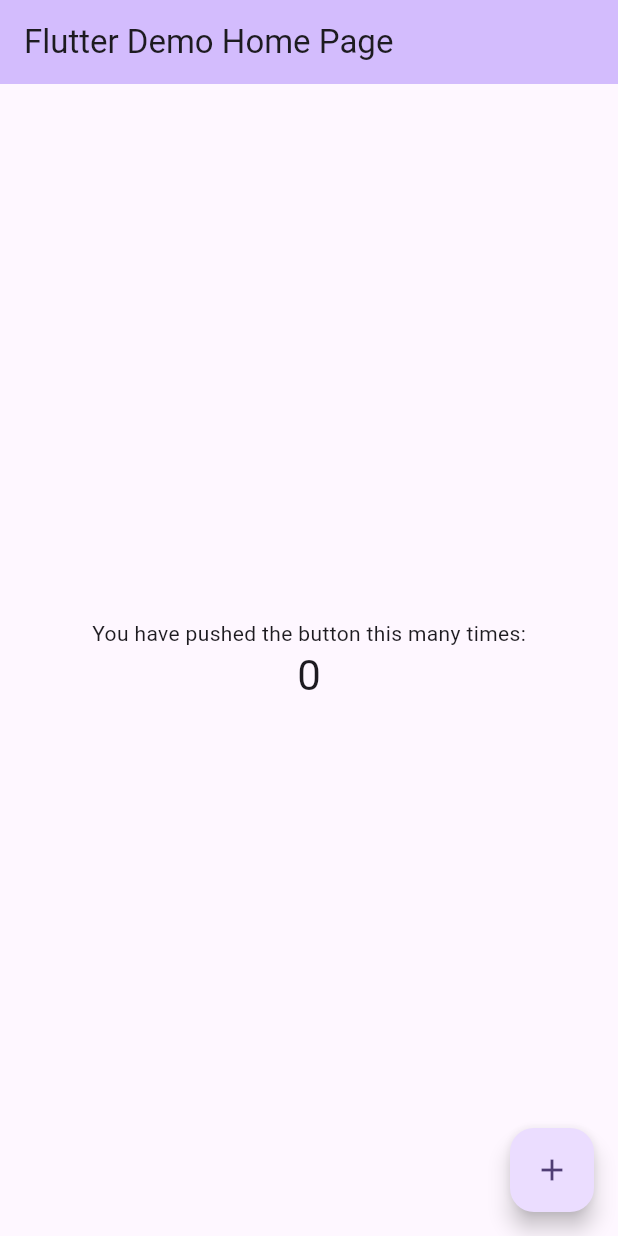
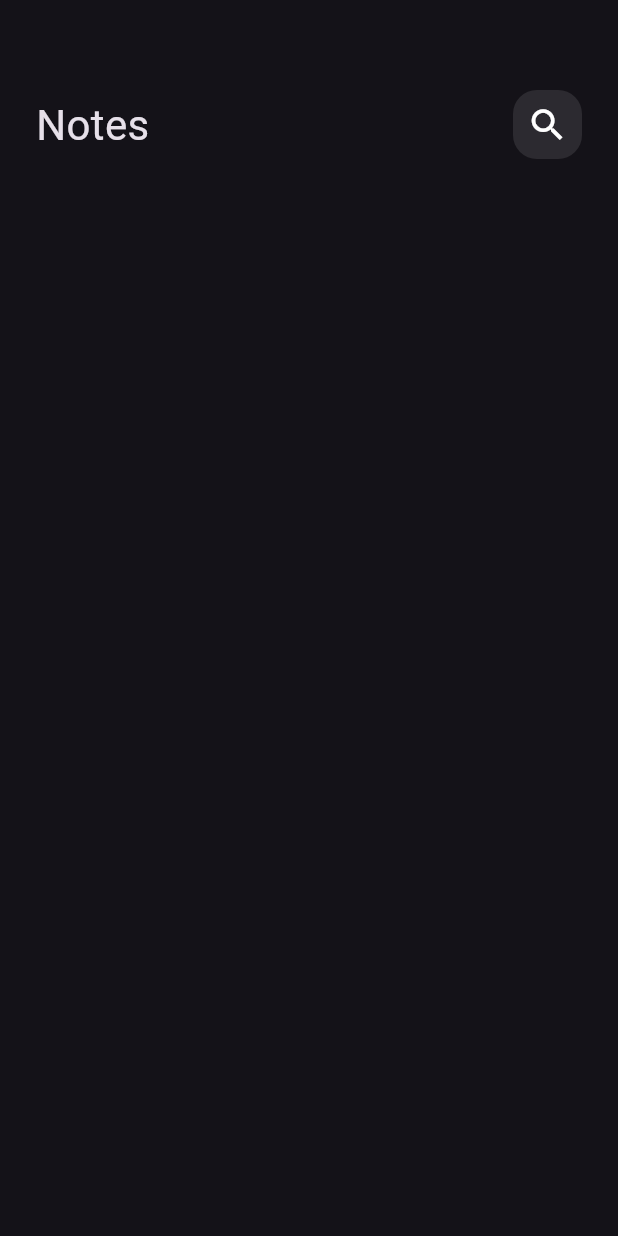
Before and after one commit to AhmedMahmoud221/notes_app, a Flutter app: the screen it shows after launch, on a phone screen of 412 x 824 dp. Run offline on Flutter 3.47's test engine with Material 3 defaults, Android fonts, the phone set to English and light mode, and no system bars.

Commit message:
Refactor app structure: replace MyApp with NotesApp, add NotesView, CustomAppBar, and NotesViewBody components

```diff
--- a/lib/main.dart
+++ b/lib/main.dart
@@ -1,122 +1,22 @@
 import 'package:flutter/material.dart';
+import 'package:notes_app/views/notes_view.dart';
 
 void main() {
-  runApp(const MyApp());
+  runApp(const NotesApp());
 }
 
-class MyApp extends StatelessWidget {
-  const MyApp({super.key});
 
-  // This widget is the root of your application.
+class NotesApp extends StatelessWidget {
+  const NotesApp({super.key});
+
   @override
   Widget build(BuildContext context) {
     return MaterialApp(
-      title: 'Flutter Demo',
-      theme: ThemeData(
-        // This is the theme of your application.
-        //
-        // TRY THIS: Try running your application with "flutter run". You'll see
-        // the application has a purple toolbar. Then, without quitting the app,
-        // try changing the seedColor in the colorScheme below to Colors.green
-        // and then invoke "hot reload" (save your changes or press the "hot
-        // reload" button in a Flutter-supported IDE, or press "r" if you used
-        // the command line to start the app).
-        //
-        // Notice that the counter didn't reset back to zero; the application
-        // state is not lost during the reload. To reset the state, use hot
-        // restart instead.
-        //
-        // This works for code too, not just values: Most code changes can be
-        // tested with just a hot reload.
-        colorScheme: ColorScheme.fromSeed(seedColor: Colors.deepPurple),
+      debugShowCheckedModeBanner: false,
+      theme: ThemeData(brightness: Brightness.dark),
+      home: const NotesView(
+
       ),
-      home: const MyHomePage(title: 'Flutter Demo Home Page'),
     );
   }
 }
-
-class MyHomePage extends StatefulWidget {
-  const MyHomePage({super.key, required this.title});
-
-  // This widget is the home page of your application. It is stateful, meaning
-  // that it has a State object (defined below) that contains fields that affect
-  // how it looks.
-
-  // This class is the configuration for the state. It holds the values (in this
-  // case the title) provided by the parent (in this case the App widget) and
-  // used by the build method of the State. Fields in a Widget subclass are
-  // always marked "final".
-
-  final String title;
-
-  @override
-  State<MyHomePage> createState() => _MyHomePageState();
-}
-
-class _MyHomePageState extends State<MyHomePage> {
-  int _counter = 0;
-
-  void _incrementCounter() {
-    setState(() {
-      // This call to setState tells the Flutter framework that something has
-      // changed in this State, which causes it to rerun the build method below
-      // so that the display can reflect the updated values. If we changed
-      // _counter without calling setState(), then the build method would not be
-      // called again, and so nothing would appear to happen.
-      _counter++;
-    });
-  }
-
-  @override
-  Widget build(BuildContext context) {
-    // This method is rerun every time setState is called, for instance as done
-    // by the _incrementCounter method above.
-    //
-    // The Flutter framework has been optimized to make rerunning build methods
-    // fast, so that you can just rebuild anything that needs updating rather
-    // than having to individually change instances of widgets.
-    return Scaffold(
-      appBar: AppBar(
-        // TRY THIS: Try changing the color here to a specific color (to
-        // Colors.amber, perhaps?) and trigger a hot reload to see the AppBar
-        // change color while the other colors stay the same.
-        backgroundColor: Theme.of(context).colorScheme.inversePrimary,
-        // Here we take the value from the MyHomePage object that was created by
-        // the App.build method, and use it to set our appbar title.
-        title: Text(widget.title),
-      ),
-      body: Center(
-        // Center is a layout widget. It takes a single child and positions it
-        // in the middle of the parent.
-        child: Column(
-          // Column is also a layout widget. It takes a list of children and
-          // arranges them vertically. By default, it sizes itself to fit its
-          // children horizontally, and tries to be as tall as its parent.
-          //
-          // Column has various properties to control how it sizes itself and
-          // how it positions its children. Here we use mainAxisAlignment to
-          // center the children vertically; the main axis here is the vertical
-          // axis because Columns are vertical (the cross axis would be
-          // horizontal).
-          //
-          // TRY THIS: Invoke "debug painting" (choose the "Toggle Debug Paint"
-          // action in the IDE, or press "p" in the console), to see the
-          // wireframe for each widget.
-          mainAxisAlignment: MainAxisAlignment.center,
-          children: <Widget>[
-            const Text('You have pushed the button this many times:'),
-            Text(
-              '$_counter',
-              style: Theme.of(context).textTheme.headlineMedium,
-            ),
-          ],
-        ),
-      ),
-      floatingActionButton: FloatingActionButton(
-        onPressed: _incrementCounter,
-        tooltip: 'Increment',
-        child: const Icon(Icons.add),
-      ), // This trailing comma makes auto-formatting nicer for build methods.
-    );
-  }
-}
--- /dev/null
+++ b/lib/views/notes_view.dart
@@ -0,0 +1,13 @@
+import 'package:flutter/material.dart';
+import 'package:notes_app/views/widgets/notes_view_body.dart';
+
+class NotesView extends StatelessWidget {
+  const NotesView({super.key});
+
+  @override
+  Widget build(BuildContext context) {
+    return const Scaffold(
+      body:  NotesViewBody(),
+    );
+  }
+}
--- /dev/null
+++ b/lib/views/widgets/custom_Icon.dart
@@ -0,0 +1,23 @@
+import 'package:flutter/material.dart';
+
+class CustomSearchIcon extends StatelessWidget {
+  const CustomSearchIcon({super.key});
+
+  @override
+  Widget build(BuildContext context) {
+    return Container(
+      height: 46,
+      width: 46,
+      decoration: BoxDecoration(
+        color: Colors.white.withOpacity(0.1),
+        borderRadius: BorderRadius.circular(16)
+      ),
+      child: const Center(
+        child: Icon(
+          Icons.search,
+          size: 28,
+          ),
+      ),
+    );
+  }
+}
--- /dev/null
+++ b/lib/views/widgets/custom_search_app_bar.dart
@@ -0,0 +1,20 @@
+import 'package:flutter/material.dart';
+import 'package:notes_app/views/widgets/custom_Icon.dart';
+
+class CustomAppBar extends StatelessWidget {
+  const CustomAppBar({super.key});
+
+  @override
+  Widget build(BuildContext context) {
+    return Row(
+      children: const [
+        Text('Notes' , style: TextStyle(
+          fontSize: 28,
+          ),
+        ),
+        Spacer(),
+        CustomSearchIcon(),
+      ],
+    );
+  }
+}
--- /dev/null
+++ b/lib/views/widgets/notes_view_body.dart
@@ -0,0 +1,21 @@
+import 'package:flutter/material.dart';
+import 'package:notes_app/views/widgets/custom_search_app_bar.dart';
+
+class NotesViewBody extends StatelessWidget {
+  const NotesViewBody({super.key});
+
+  @override
+  Widget build(BuildContext context) {
+    return Padding(
+      padding: const EdgeInsets.symmetric(horizontal: 24.0),
+      child: Column(
+        children: const [
+          SizedBox(
+            height: 60,
+          ),
+          CustomAppBar(),
+        ],
+      ),
+    );
+  }
+}
```
